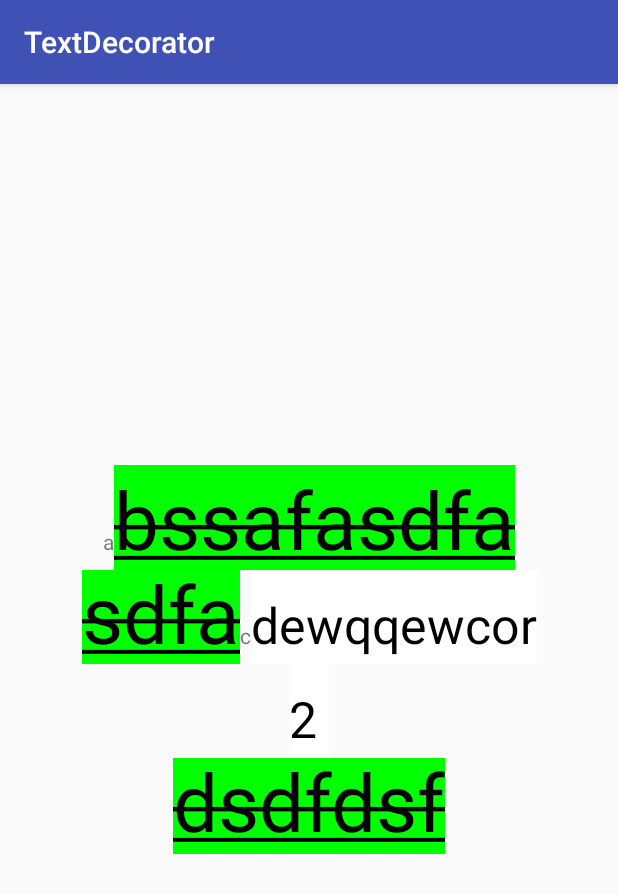
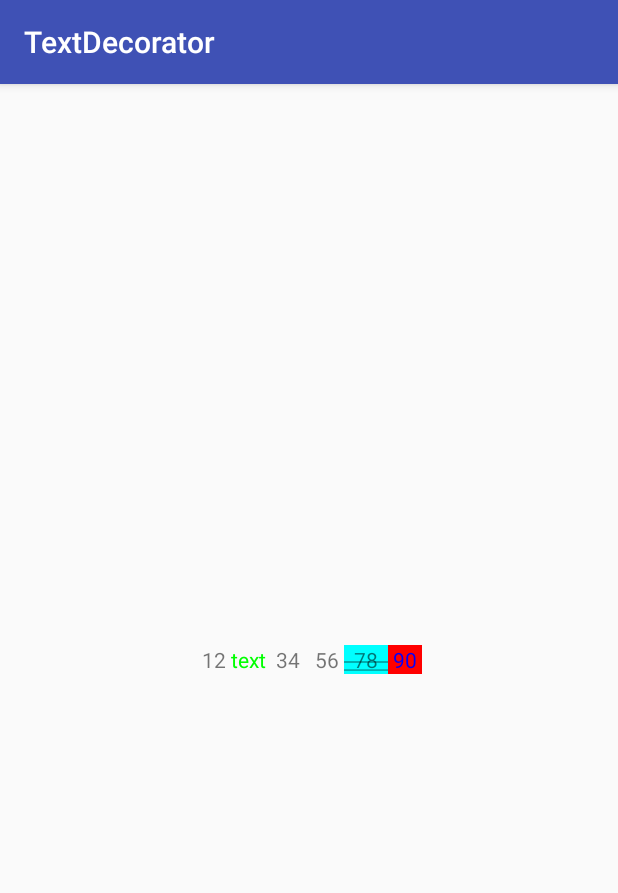
Before and after one commit to dsdmsa/SimpleDecoratedtext, an Android app: the screen it shows after launch (MainActivity), on a phone screen of 412 x 824 dp. Shown: the top 893 px of the screen. Run offline under Robolectric (Android 15) with nearby library versions, the phone set to English and light mode, and no system bars.

Commit message:
triing to follow OCP

```diff
--- a/app/src/main/java/com/decorator/text/textdecorator/MainActivity.java
+++ b/app/src/main/java/com/decorator/text/textdecorator/MainActivity.java
@@ -3,38 +3,45 @@ package com.decorator.text.textdecorator;
 import android.graphics.Color;
 import android.os.Bundle;
 import android.support.v7.app.AppCompatActivity;
+import android.text.style.BackgroundColorSpan;
+import android.text.style.ForegroundColorSpan;
 
+import com.decorator.text.textdecor.Decor;
+import com.decorator.text.textdecor.Decoration;
 import com.decorator.text.textdecor.PrettyText;
-import com.decorator.text.textdecor.Decor;
 
 public class MainActivity extends AppCompatActivity {
 
-    PrettyText prityText;
+    PrettyText prettyText;
 
     @Override
     protected void onCreate(Bundle savedInstanceState) {
         super.onCreate(savedInstanceState);
         setContentView(R.layout.activity_main);
 
-        prityText = (PrettyText) findViewById(R.id.decor);
-        final Decor decor = new Decor.Builder()
-                .setBackgroundColor(Color.GREEN)
-                .setStrike()
-                .setTextColor(Color.BLACK)
-                .setUnderline()
-                .setTextSize(80)
+        prettyText = (PrettyText) findViewById(R.id.decor);
+        Decor decor = new Decor.Builder()
+                .decorate(Decoration.UNDERLINE)
+                .decorate(Decoration.STRIKE)
+                .decorate(new BackgroundColorSpan(Color.CYAN))
                 .build();
 
-        final Decor decor2 = new Decor.Builder()
-                .setTextSizeRelative(2)
+        Decor decor2 = new Decor.Builder()
+                .decorate(new BackgroundColorSpan(Color.RED))
+                .decorate(new ForegroundColorSpan(Color.BLUE))
                 .build();
 
-        prityText.setText(
-                "a" ,
-                decor.withText("bssafasdfasdfa" ),
-                "c",
-                decor2.withText("dewqqewcor 2 "),
-                decor.withText("\ndsdfdsf")
+        Decor decor3 = new Decor.Builder()
+                .decorate(new ForegroundColorSpan(Color.GREEN))
+                .build();
+
+        prettyText.setText(
+                " 12 ",
+                decor3.withText("text"),
+                decor.withText("  34  "),
+                decor2.withText(" 56 "),
+                decor.withText("  78  "),
+                decor2.withText(" 90 ")
         );
 
     }
--- a/textdecor/src/main/java/com/decorator/text/textdecor/Decor.java
+++ b/textdecor/src/main/java/com/decorator/text/textdecor/Decor.java
@@ -1,18 +1,8 @@
 package com.decorator.text.textdecor;
 
-import android.graphics.Color;
-import android.graphics.Typeface;
 import android.text.SpannableString;
 import android.text.Spanned;
-import android.text.style.AbsoluteSizeSpan;
-import android.text.style.BackgroundColorSpan;
-import android.text.style.ForegroundColorSpan;
-import android.text.style.RelativeSizeSpan;
-import android.text.style.StrikethroughSpan;
-import android.text.style.SubscriptSpan;
-import android.text.style.SuperscriptSpan;
-import android.text.style.TypefaceSpan;
-import android.text.style.UnderlineSpan;
+import android.text.style.CharacterStyle;
 import android.util.Log;
 
 import java.util.ArrayList;
@@ -21,35 +11,15 @@ import java.util.List;
 public class Decor {
 
     private static final String TAG = "decor text";
-    private static int DEFAULT_ABSOLUTE_TEXT_SIZE = 25;
-    private static float DEFAULT_RELATIVE_TEXT_SIZE = 1;
     private String text;
-    private int index = 0;
     private List<String> strings = new ArrayList<>();
-    private int textSize = DEFAULT_ABSOLUTE_TEXT_SIZE;
-    private int textColor = Color.BLACK;
-    private int backgroundColor = -1;
-    private float textSizeRelative = DEFAULT_RELATIVE_TEXT_SIZE;
-    private int style = Typeface.NORMAL;
-    private boolean underline = false;
-    private boolean strike = false;
-    private boolean superscript = false;
-    private boolean subscript = false;
-    private TypefaceSpan typeface;
-    private boolean roundedbackgroundSpan = false;
+
+    private List<Decoration> decorations = new ArrayList<>();
+    private List<CharacterStyle> characterStyles = new ArrayList<>();
 
     public Decor(Builder builder) {
-        this.textSize = builder.textSize;
-        this.textColor = builder.textColor;
-        this.backgroundColor = builder.backgroundColor;
-        this.textSizeRelative = builder.textSizeRelative;
-        this.style = builder.style;
-        this.underline = builder.underline;
-        this.strike = builder.strike;
-        this.superscript = builder.superscript;
-        this.subscript = builder.subscript;
-        this.typeface = builder.typeface;
-        this.roundedbackgroundSpan = builder.roundedbackgroundSpan;
+        this.decorations = builder.decorations;
+        this.characterStyles = builder.characterStyles;
     }
 
     public String getText() {
@@ -66,111 +36,35 @@ public class Decor {
     }
 
     public void decorateText(SpannableString spannableString, int firstCharIndex, int lastCharIndex) {
-        spannableString.setSpan(new BackgroundColorSpan(backgroundColor), firstCharIndex, lastCharIndex, Spanned.SPAN_INCLUSIVE_EXCLUSIVE);
-        spannableString.setSpan(new AbsoluteSizeSpan(textSize), firstCharIndex, lastCharIndex, Spanned.SPAN_EXCLUSIVE_EXCLUSIVE);
-        spannableString.setSpan(new ForegroundColorSpan(textColor), firstCharIndex, lastCharIndex, Spanned.SPAN_INCLUSIVE_EXCLUSIVE);
-        spannableString.setSpan(new RelativeSizeSpan(textSizeRelative), firstCharIndex, lastCharIndex, Spanned.SPAN_INCLUSIVE_EXCLUSIVE);
-        if (underline) {
-            spannableString.setSpan(new UnderlineSpan(), firstCharIndex, lastCharIndex, Spanned.SPAN_INCLUSIVE_EXCLUSIVE);
+
+        Log.d(TAG, "decorateText: "+spannableString);
+
+        for (CharacterStyle characterStyle : characterStyles) {
+            spannableString.setSpan(characterStyle, firstCharIndex, lastCharIndex, Spanned.SPAN_INCLUSIVE_EXCLUSIVE);
         }
-        if (strike) {
-            spannableString.setSpan(new StrikethroughSpan(), firstCharIndex, lastCharIndex, Spanned.SPAN_INCLUSIVE_EXCLUSIVE);
-        }
-        if (superscript) {
-            spannableString.setSpan(new SuperscriptSpan(), firstCharIndex, lastCharIndex, Spanned.SPAN_INCLUSIVE_EXCLUSIVE);
-        }
-        if (subscript) {
-            spannableString.setSpan(new SubscriptSpan(), firstCharIndex, lastCharIndex, Spanned.SPAN_INCLUSIVE_EXCLUSIVE);
-        }
-        // TODO: 7/21/16 rise performance with hashmap
-        if (typeface != null) {
-            spannableString.setSpan(typeface, firstCharIndex, lastCharIndex, Spanned.SPAN_EXCLUSIVE_EXCLUSIVE);
-        }
-        if (roundedbackgroundSpan){
-            spannableString.setSpan(new RoundedBackgroundSpan(Color.GREEN,Color.RED), firstCharIndex, lastCharIndex, Spanned.SPAN_EXCLUSIVE_EXCLUSIVE);
+        for (Decoration decoration : decorations) {
+            spannableString.setSpan(decoration.getCharacterStyle(), firstCharIndex, lastCharIndex, Spanned.SPAN_INCLUSIVE_EXCLUSIVE);
         }
 
-        spannableString.setSpan(new RoundedCornersBackgroundSpan(15,4),firstCharIndex,lastCharIndex,Spanned.SPAN_INCLUSIVE_EXCLUSIVE);
+
     }
 
     public static class Builder {
-        private static Decor textDecoration;
+        private List<Decoration> decorations = new ArrayList<>();
+        private List<CharacterStyle> characterStyles = new ArrayList<>();
 
-        private int textSize = DEFAULT_ABSOLUTE_TEXT_SIZE;
-        private int textColor = Color.BLACK;
-        private int backgroundColor = -1;
-        private float textSizeRelative = DEFAULT_RELATIVE_TEXT_SIZE;
-        private int style = Typeface.NORMAL;
-        private boolean underline = false;
-        private boolean strike = false;
-        private boolean superscript = false;
-        private boolean subscript = false;
-        private TypefaceSpan typeface;
-        private boolean roundedbackgroundSpan = false;
-
-        public Builder setRoundedbackgroundSpan() {
-            this.roundedbackgroundSpan = true;
+        public Builder decorate(Decoration decoration) {
+            decorations.add(decoration);
             return this;
         }
 
-        public Builder setTypeface(TypefaceSpan typeface) {
-            this.typeface = typeface;
-            return this;
-        }
-
-        public Builder setTextDecoration(Decor textDecoration) {
-            Builder.textDecoration = textDecoration;
-            return this;
-        }
-
-        public Builder setTextSize(int textSize) {
-            this.textSize = textSize;
-            return this;
-        }
-
-        public Builder setTextColor(int textColor) {
-            this.textColor = textColor;
-            return this;
-        }
-
-        public Builder setBackgroundColor(int backgroundColor) {
-            this.backgroundColor = backgroundColor;
-            return this;
-        }
-
-        public Builder setTextSizeRelative(float textSizeRelative) {
-            this.textSizeRelative = textSizeRelative;
-            return this;
-        }
-
-        public Builder setStyle(int style) {
-            this.style = style;
-            return this;
-        }
-
-        public Builder setUnderline() {
-            this.underline = true;
-            return this;
-        }
-
-        public Builder setStrike() {
-            this.strike = true;
-            return this;
-        }
-
-        public Builder setSuperscript() {
-            this.superscript = true;
-            return this;
-        }
-
-        public Builder setSubscript() {
-            this.subscript = true;
+        public Builder decorate(CharacterStyle characterStyle){
+            characterStyles.add(characterStyle);
             return this;
         }
 
         public Decor build() {
             return new Decor(this);
         }
-
     }
 }
--- /dev/null
+++ b/textdecor/src/main/java/com/decorator/text/textdecor/Decoration.java
@@ -0,0 +1,25 @@
+package com.decorator.text.textdecor;
+
+import android.text.Spannable;
+import android.text.style.CharacterStyle;
+import android.text.style.StrikethroughSpan;
+import android.text.style.SubscriptSpan;
+import android.text.style.SuperscriptSpan;
+import android.text.style.UnderlineSpan;
+
+public enum Decoration{
+    UNDERLINE(new UnderlineSpan()),
+    STRIKE(new StrikethroughSpan()),
+    SUPERSKRIPT(new SuperscriptSpan()),
+    SUBSCRIPT(new SubscriptSpan());
+
+    private CharacterStyle characterStyle;
+
+    Decoration(CharacterStyle span) {
+        this.characterStyle = span;
+    }
+
+    public CharacterStyle getCharacterStyle() {
+        return characterStyle;
+    }
+}
```
